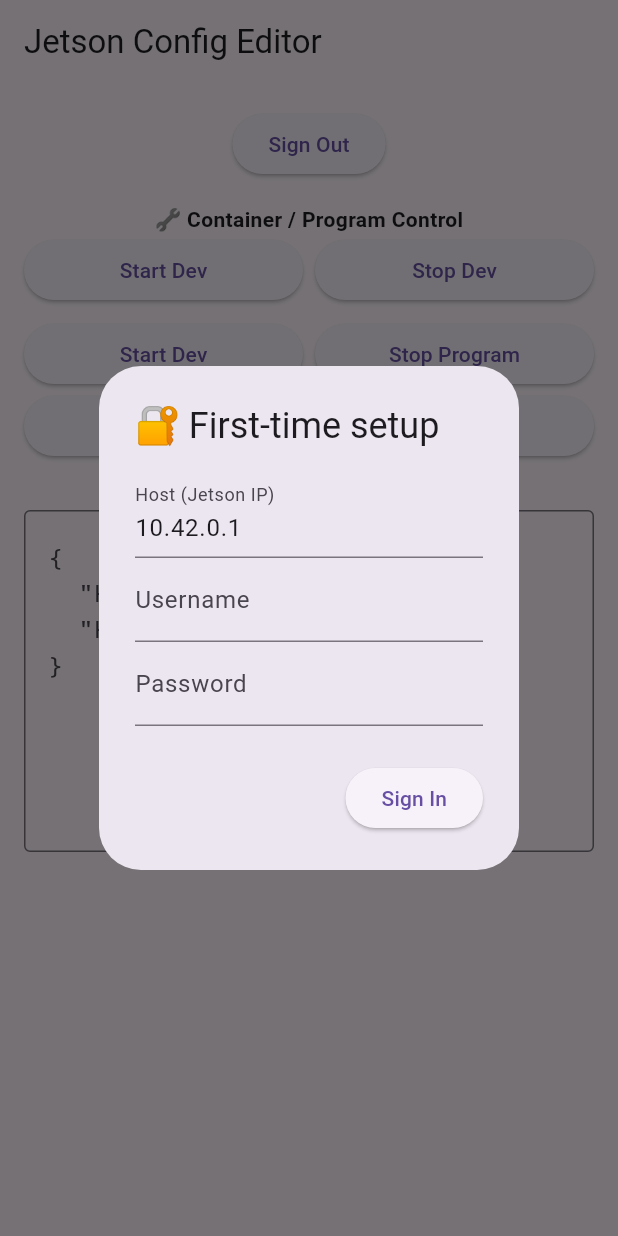
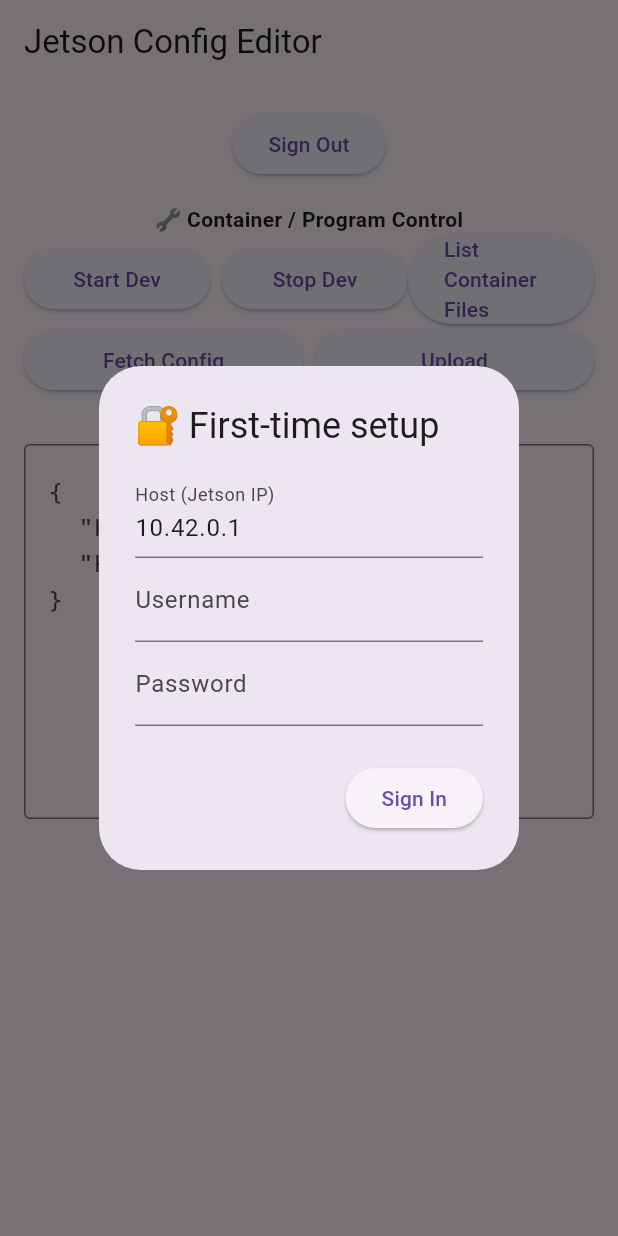
Before and after one commit to crose72/OSRemote, a Flutter app: the screen it shows after launch, after a tap on "Start Dev", on a phone screen of 412 x 824 dp. Run offline on Flutter 3.47's test engine with Material 3 defaults, Android fonts, the phone set to English and light mode, and no system bars; our stand-ins replace flutter_secure_storage, permission_handler; missing offline and left inert: dartssh2.

Commit message:
Removed unused buttons - add debub button for docker

```diff
--- a/os_remote_dev/lib/main.dart
+++ b/os_remote_dev/lib/main.dart
@@ -30,7 +30,7 @@
   bool _isSignedIn = false;
   String get _squirrelDefenderParams =>
       "/home/$_username/workspaces/os-dev/OperationSquirrel/SquirrelDefender/params.json";
-  String get _squirrelDefenderScripts =>
+  String get _operationSquirrelPath =>
       "/home/$_username/workspaces/os-dev/OperationSquirrel/scripts/";
 
   // --------------------------------------------------------------------------
@@ -312,7 +312,8 @@
                 Expanded(
                   child: ElevatedButton(
                     onPressed: () => _execCommand(
-                      "bash -c '$_squirrelDefenderScripts/run.sh dev orin'",
+                      "bash -c '$_operationSquirrelPath/run.sh dev orin'", // && docker exec -d squirreldefender-dev ./squirreldefender'",
+                      // "bash -c '$_operationSquirrelPath/scripts/run.sh dev orin; docker exec -d squirreldefender-dev bash -lc \"cd /workspace/OperationSquirrel/SquirrelDefender/build && ./squirreldefender\"'",
                       description: "Starting Dev Container + Program",
                     ),
                     child: const Text("Start Dev"),
@@ -323,36 +324,19 @@
                 Expanded(
                   child: ElevatedButton(
                     onPressed: () => _execCommand(
-                      "docker exec squirreldefender-dev pkill -2 squirrelDefender",
-                      description: "Stopping Program (Ctrl+C)",
+                      "docker stop squirreldefender-dev", // "docker exec squirreldefender-dev pkill -2 -f squirreldefender",
+                      description: "Stopping Program",
                     ),
                     child: const Text("Stop Dev"),
                   ),
                 ),
-              ],
-            ),
-
-            const SizedBox(height: 8),
-
-            Row(
-              children: [
-                Expanded(
+                  Expanded(
                   child: ElevatedButton(
                     onPressed: () => _execCommand(
-                      "exec ./run_squirreldefender.sh &",
-                      description: "Starting dev container",
+                      "docker exec squirreldefender-dev ls -lh /workspace/OperationSquirrel/SquirrelDefender/build",
+                      description: "Listing contents of build folder",
                     ),
-                    child: const Text("Start Dev"),
-                  ),
-                ),
-                const SizedBox(width: 8),
-                Expanded(
-                  child: ElevatedButton(
-                    onPressed: () => _execCommand(
-                      "sudo docker exec squirrel_dev pkill -f SquirrelDefender",
-                      description: "Stopping Program",
-                    ),
-                    child: const Text("Stop Program"),
+                    child: const Text("List Container Files"),
                   ),
                 ),
               ],
```
